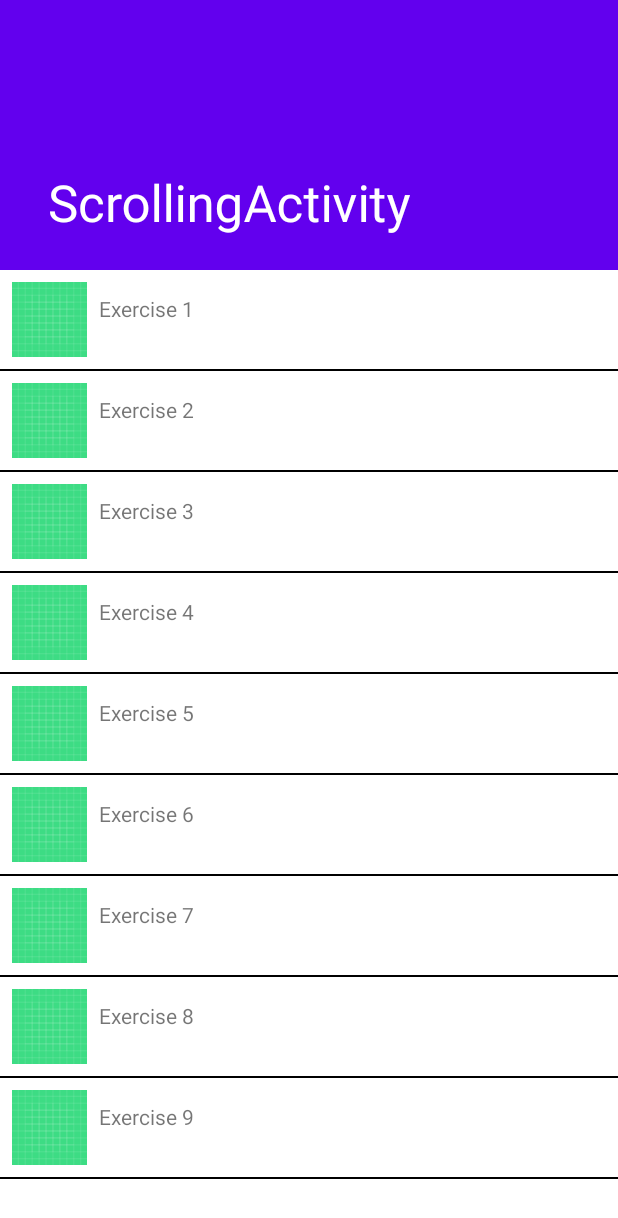
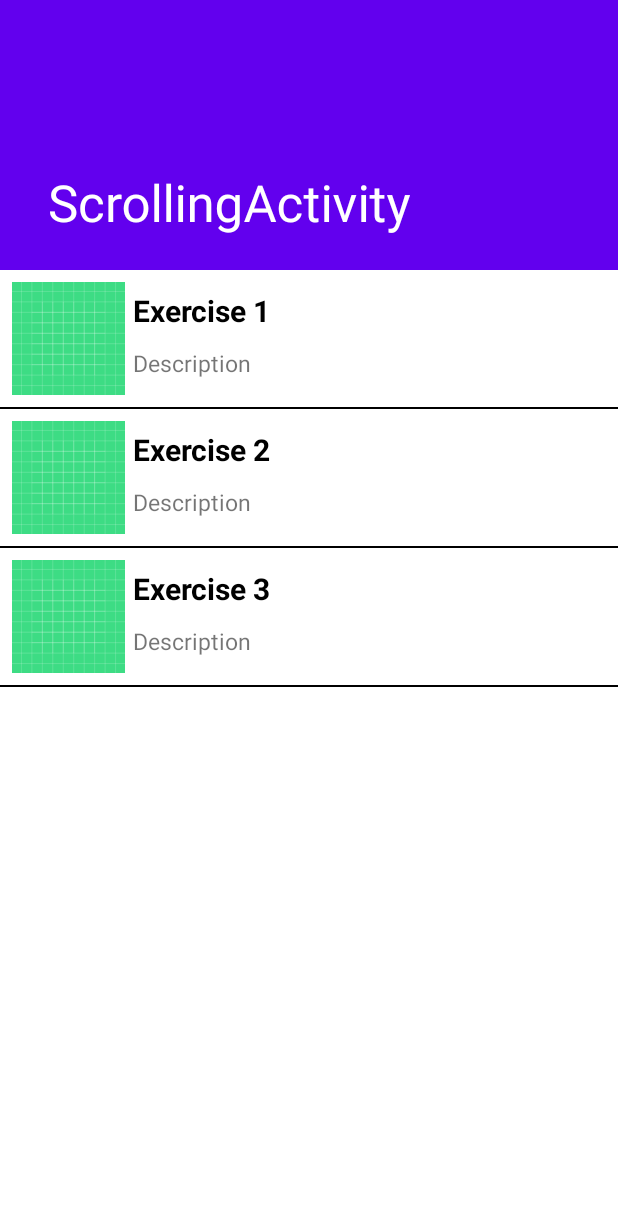
Before and after one commit to gtaing/WorkoutApp, an Android app: the screen it shows after launch (ListExercisesActivity), on a phone screen of 412 x 824 dp. Shown: the top 1218 px of the screen. Run offline under Robolectric (Android 15) with nearby library versions, the phone set to English and light mode, and no system bars.

Commit message:
scroll view with clickable items

```diff
--- a/app/src/main/java/android/example/workoutapp/ListExercisesActivity.java
+++ b/app/src/main/java/android/example/workoutapp/ListExercisesActivity.java
@@ -1,5 +1,6 @@
 package android.example.workoutapp;
 
+import android.content.Intent;
 import android.os.Bundle;
 
 import com.google.android.material.appbar.CollapsingToolbarLayout;
@@ -10,15 +11,23 @@ import androidx.appcompat.app.AppCompatActivity;
 import androidx.appcompat.widget.Toolbar;
 
 import android.view.View;
+import android.view.ViewGroup;
+import android.widget.AdapterView;
 import android.widget.ArrayAdapter;
+import android.widget.BaseAdapter;
+import android.widget.ImageView;
 import android.widget.ListView;
+import android.widget.Switch;
+import android.widget.TextView;
+import android.widget.Toast;
 
 import java.util.List;
 
 public class ListExercisesActivity extends AppCompatActivity {
 
     ListView simpleList;
-    String[] countryList = {"Exercise 1", "Exercise 2", "Exercise 3", "Exercise 4", "Exercise 5", "Exercise 6", "Exercise 7", "Exercise 8", "Exercise 9"};
+    String[] exerciseList = new String[] {
+            "Exercise 1", "Exercise 2", "Exercise 3"};
 
     @Override
     protected void onCreate(Bundle savedInstanceState) {
@@ -29,9 +38,55 @@ public class ListExercisesActivity extends AppCompatActivity {
         CollapsingToolbarLayout toolBarLayout = (CollapsingToolbarLayout) findViewById(R.id.toolbar_layout);
         toolBarLayout.setTitle(getTitle());
 
+        CustomAdapter customAdapter = new  CustomAdapter();
+
         simpleList = (ListView) findViewById(R.id.listViewExercisesID);
-        ArrayAdapter adapter = new ArrayAdapter<String>(this, R.layout.activity_list_view, R.id.textViewID, countryList);
-        simpleList.setAdapter(adapter);
+        simpleList.setAdapter(customAdapter);
 
+        simpleList.setOnItemClickListener(new AdapterView.OnItemClickListener() {
+            @Override
+            public void onItemClick(AdapterView<?> parent, View view, int position, long id) {
+                switch(position){
+                    case 0:
+                        Intent intent = new Intent(getApplicationContext(), Exercise1Activity.class);
+                        startActivity(intent);
+                        break;
+                    default:
+                        Toast.makeText(ListExercisesActivity.this, "I am the case n° " + customAdapter.getItem(position), Toast.LENGTH_SHORT).show();
+                };
+
+            }
+        });
+    }
+    private class CustomAdapter extends BaseAdapter {
+
+        @Override
+        public int getCount() {
+            // return ListViewImages.length();
+            return 3;
+        }
+
+        @Override
+        public Object getItem(int position) {
+            return position;
+        }
+
+        @Override
+        public long getItemId(int position) {
+            return 0;
+        }
+
+        @Override
+        public View getView(int i, View convertView, ViewGroup parent) {
+            View view1 = getLayoutInflater().inflate(R.layout.activity_list_view, null);
+            TextView name = view1.findViewById(R.id.exerciseTitleID);
+            TextView descp = view1.findViewById(R.id.exerciseDescriptionID);
+            // ImageView image = view1.findViewById(R.id.list_view_images);
+
+            name.setText(exerciseList[i]);
+            // descp.setText(exerciseDescription[i]);
+            // image.setImageResource(ListImage[i]);
+            return view1;
+        }
     }
 }
--- a/app/src/main/res/layout/activity_list_view.xml
+++ b/app/src/main/res/layout/activity_list_view.xml
@@ -8,16 +8,37 @@
     tools:context=".ListView">
 
     <ImageView
-        android:id="@+id/icon"
-        android:layout_width="50dp"
-        android:layout_height="50dp"
+        android:id="@+id/image"
+        android:layout_width="75dp"
+        android:layout_height="75dp"
         android:src="@drawable/ic_launcher_background"/>
 
-    <TextView
-        android:id="@+id/textViewID"
-        android:layout_width="fill_parent"
-        android:layout_height="50dp"
-        android:padding="8dp"
-        />
+    <LinearLayout
+        android:layout_width="match_parent"
+        android:layout_height="wrap_content"
+        android:orientation="vertical"
+        >
+
+        <TextView
+            android:id="@+id/exerciseTitleID"
+            android:layout_width="match_parent"
+            android:layout_height="wrap_content"
+            android:textColor="#000"
+            android:textStyle="bold"
+            android:layout_margin="5dp"
+            android:textSize="20dp"
+            android:text="Main Title"
+            />
+
+        <TextView
+            android:id="@+id/exerciseDescriptionID"
+            android:layout_width="match_parent"
+            android:layout_height="wrap_content"
+            android:layout_margin="5dp"
+            android:textSize="15dp"
+            android:text="Description"/>
+
+    </LinearLayout>
+
 
 </LinearLayout>
```
